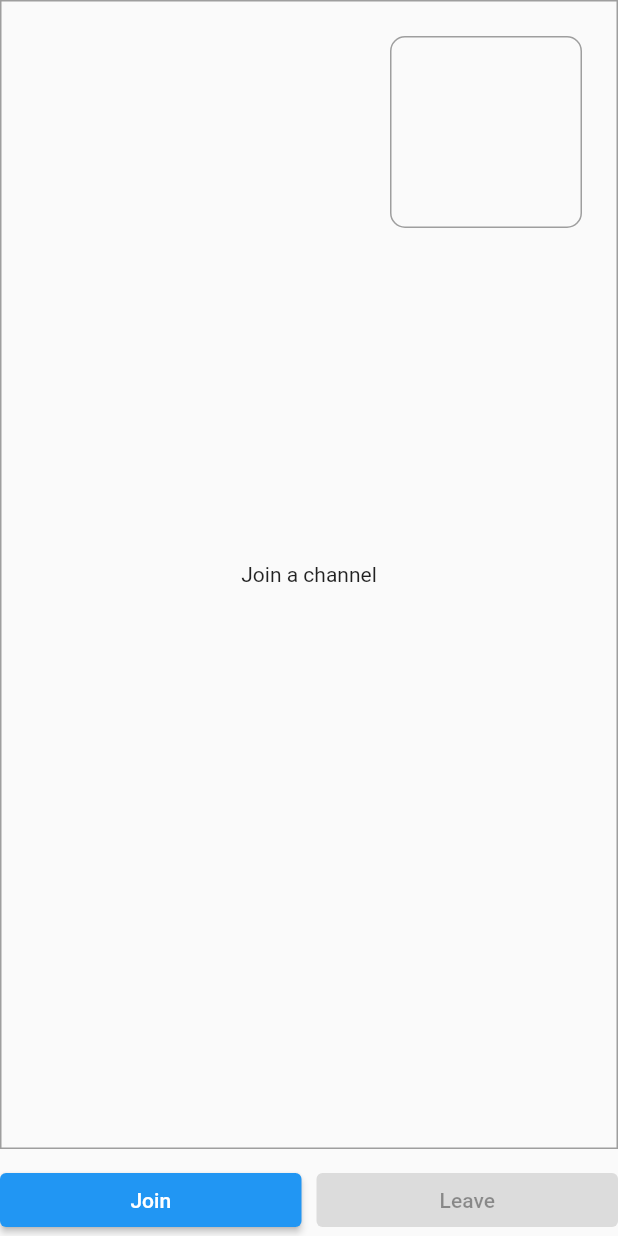
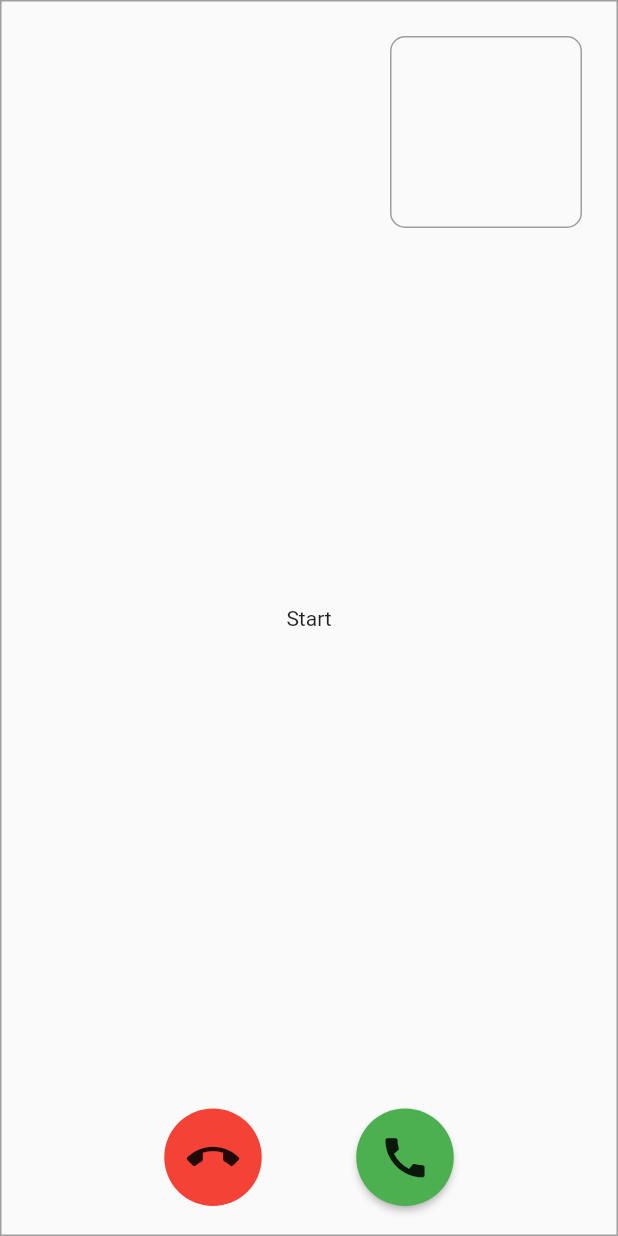
Before and after one commit to devnizamuddin/nizam_call_flutter, a Flutter app: the screen it shows after launch, on a phone screen of 412 x 824 dp. Run offline on Flutter 3.47's test engine with Material 2 defaults, Android fonts, the phone set to English and light mode, and no system bars; our stand-ins replace get, permission_handler; missing offline and left inert: agora_rtc_engine.

Commit message:
design fixed

```diff
--- a/lib/app/modules/video_call/controllers/video_call_controller.dart
+++ b/lib/app/modules/video_call/controllers/video_call_controller.dart
@@ -56,11 +56,10 @@ class VideoCallController extends GetxController {
 
   void join() async {
     await agoraEngine.startPreview();
-
-    // Set channel options including the client role and channel profile
     ChannelMediaOptions options = const ChannelMediaOptions(
       clientRoleType: ClientRoleType.clientRoleBroadcaster,
       channelProfile: ChannelProfileType.channelProfileCommunication,
+      //publishCameraTrack: false,
     );
 
     await agoraEngine.joinChannel(
--- a/lib/app/modules/video_call/views/video_call_view.dart
+++ b/lib/app/modules/video_call/views/video_call_view.dart
@@ -13,41 +13,52 @@ class VideoCallView extends GetView<VideoCallController> {
     return Scaffold(
         body: SafeArea(
       child: Stack(alignment: AlignmentDirectional.topEnd, children: [
-        Column(
+        Stack(
+          alignment: AlignmentDirectional.bottomCenter,
           children: [
             // Container for the local video
-            Expanded(
-              child: Container(
-                  height: 240,
+            Container(
                 decoration:
                     BoxDecoration(border: Border.all(color: Colors.grey)),
                 child: Obx(
                   () => Center(child: _localPreview()),
                 )),
-            ),
-            const SizedBox(height: 10),
             // Button Row
             Obx(
-              () => Row(
-                children: <Widget>[
-                  Expanded(
-                    child: ElevatedButton(
+              () => Container(
+                padding: const EdgeInsets.all(20),
+                child: Row(
+                  mainAxisAlignment: MainAxisAlignment.center,
+                  children: [
+                    RawMaterialButton(
+                      onPressed: controller.isJoined.value
+                          ? () => {controller.leave()}
+                          : null,
+                      elevation: 2.0,
+                      fillColor: Colors.red,
+                      child: Icon(
+                        Icons.call_end,
+                        size: 35.0,
+                      ),
+                      padding: const EdgeInsets.all(15.0),
+                      shape: const CircleBorder(),
+                    ),
+                    const SizedBox(width: 40),
+                    RawMaterialButton(
                       onPressed: controller.isJoined.value
                           ? null
                           : () => {controller.join()},
-                      child: const Text('Join'),
+                      elevation: 2.0,
+                      fillColor: Colors.green,
+                      child: Icon(
+                        Icons.call,
+                        size: 35.0,
                       ),
-                  ),
-                  const SizedBox(width: 10),
-                  Expanded(
-                    child: ElevatedButton(
-                      onPressed: controller.isJoined.value
-                          ? () => {controller.leave()}
-                          : null,
-                      child: const Text('Leave'),
-                    ),
+                      padding: const EdgeInsets.all(15.0),
+                      shape: const CircleBorder(),
                     ),
                   ],
+                ),
               ),
             )
             // Button Row ends
@@ -82,7 +93,7 @@ class VideoCallView extends GetView<VideoCallController> {
       );
     } else {
       return const Text(
-        'Join a channel',
+        'Start',
         textAlign: TextAlign.center,
       );
     }
@@ -101,7 +112,7 @@ class VideoCallView extends GetView<VideoCallController> {
       );
     } else {
       String msg = '';
-      if (controller.isJoined.value) msg = 'Waiting for a remote user to join';
+      if (controller.isJoined.value) msg = 'Waiting';
       return Text(
         msg,
         textAlign: TextAlign.center,
--- a/lib/main.dart
+++ b/lib/main.dart
@@ -7,6 +7,7 @@ import 'app/routes/app_pages.dart';
 void main() {
   runApp(
     GetMaterialApp(
+      debugShowCheckedModeBanner: false,
       title: 'Application',
       initialRoute: AppPages.INITIAL,
       getPages: AppPages.routes,
```
Lines whose indentation alone changed are shown as unchanged.
